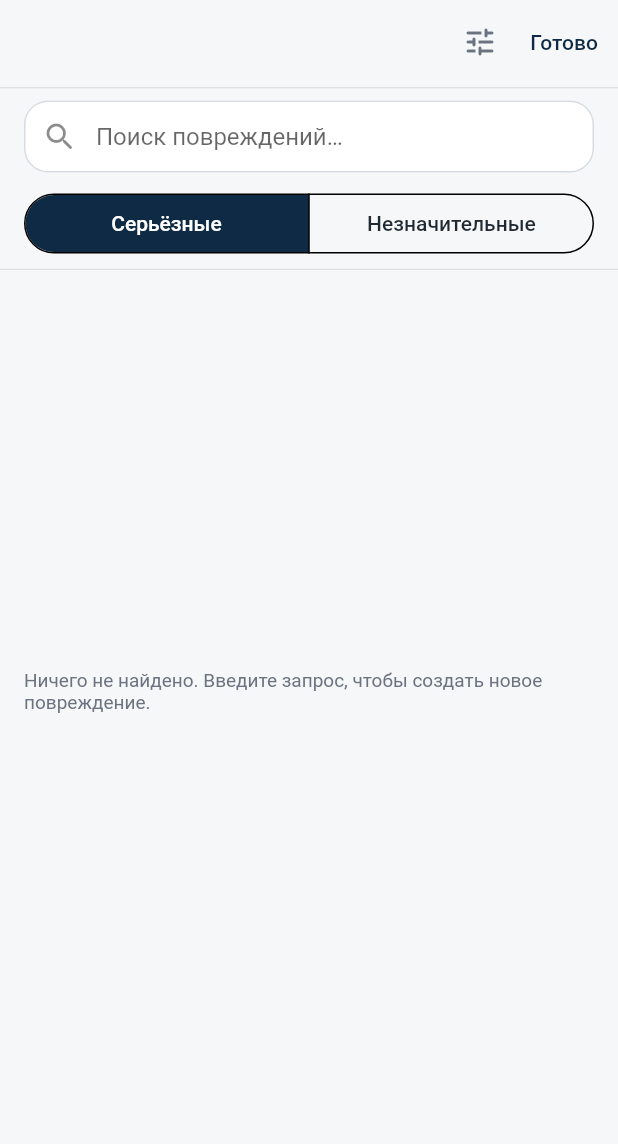
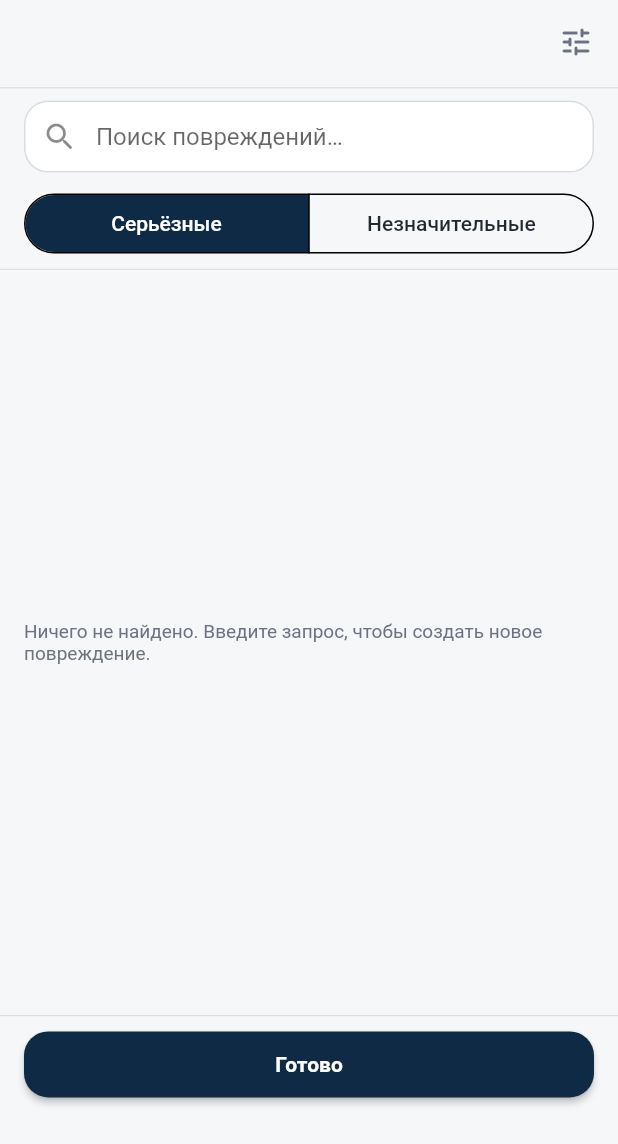
Before and after one commit to grishapav1992/autopodbor, a Flutter app: the _SparkJoyTagPickerSheet widget shown alone on an empty page, opened directly with empty values, on a phone screen of 412 x 824 dp. Shown: the top 1144 px of the screen. Run offline on Flutter 3.47's test engine with Material 3 defaults, Android fonts, the phone set to English and light mode, and no system bars; our stand-ins replace audioplayers, cached_network_image, dropdown_button2, expandable, file_picker, flutter_svg and 11 more; missing offline and left inert: camerawesome, dart:html, dart:js_util, google_mlkit_text_recognition, primer_progress_bar, record; accounts and stored records are empty; project files that could hold a hidden picture were left out.

Commit message:
ui(spark_joy/tag-picker): move 'Готово' to fixed bottom action bar
Раньше «Готово» сидел в шапке рядом с шестерёнкой, и при создании
нового тега пользователи мис-таппали 'Готово' вместо 'Добавить' и
теряли введённый текст. «Готово» переехал в primary
ElevatedButton на всю ширину внизу sheet'а; auto-commit ещё-не-
сохранённого тега если в input'е что-то осталось — меньше трения,
ничего не теряется.

```diff
--- a/lib/ui/mobile/screens/dealer/spark_joy/spark_joy_tag_picker.dart
+++ b/lib/ui/mobile/screens/dealer/spark_joy/spark_joy_tag_picker.dart
@@ -357,6 +357,11 @@ class _SparkJoyTagPickerSheetState extends State<_SparkJoyTagPickerSheet> {
                 SparkSpace.xs,
                 SparkSpace.sm,
               ),
+              // В шапке оставлены только заголовок sheet'а и
+              // шестерёнка. «Готово» переехало в фиксированный
+              // bottom action bar — иначе пользователь, создавая
+              // новый тег, мог тапнуть «Готово» вместо «Добавить»
+              // (которые сидели рядом) и потерять введённый текст.
               child: Row(
                 children: [
                   Expanded(
@@ -384,20 +389,11 @@ class _SparkJoyTagPickerSheetState extends State<_SparkJoyTagPickerSheet> {
                             setState(() {
                               _settingsMode = !_settingsMode;
                               if (!_settingsMode) {
-                                // Leaving edit mode — collapse the
-                                // inline add field too so the picker
-                                // returns to a clean selection state.
                                 _addInputOpen = false;
                                 _addController.clear();
                               }
                             });
                           },
-                  ),
-                  TextButton(
-                    onPressed: _busy
-                        ? null
-                        : () => Navigator.of(context).pop(_selected),
-                    child: const Text('Готово'),
                   ),
                 ],
               ),
@@ -472,6 +468,51 @@ class _SparkJoyTagPickerSheetState extends State<_SparkJoyTagPickerSheet> {
                           ),
                   ),
                 ],
+              ),
+            ),
+            // Bottom action bar — фиксированный footer с «Готово».
+            // Если у пользователя в `_addController` остался не
+            // закоммиченный новый тег, мы сначала молча сохраняем
+            // его (auto-commit), и только потом закрываем sheet —
+            // меньше трения, никакой потери введённого текста.
+            const Divider(height: 1),
+            Padding(
+              padding: const EdgeInsets.fromLTRB(
+                SparkSpace.xxxl,
+                SparkSpace.md,
+                SparkSpace.xxxl,
+                SparkSpace.md,
+              ),
+              child: SizedBox(
+                width: double.infinity,
+                child: ElevatedButton(
+                  style: ElevatedButton.styleFrom(
+                    minimumSize: const Size.fromHeight(SparkSize.actionHeight),
+                    backgroundColor: kSecondaryColor,
+                    foregroundColor: kWhiteColor,
+                    shape: RoundedRectangleBorder(
+                      borderRadius: BorderRadius.circular(SparkRadius.lg),
+                    ),
+                  ),
+                  onPressed: _busy
+                      ? null
+                      : () async {
+                          final pending = _addController.text.trim();
+                          final navigator = Navigator.of(context);
+                          if (pending.isNotEmpty) {
+                            await _submitAdd();
+                            if (!mounted) return;
+                          }
+                          navigator.pop(_selected);
+                        },
+                  child: const Text(
+                    'Готово',
+                    style: TextStyle(
+                      fontSize: SparkTextSize.label,
+                      fontWeight: FontWeight.w700,
+                    ),
+                  ),
+                ),
               ),
             ),
           ],
```
